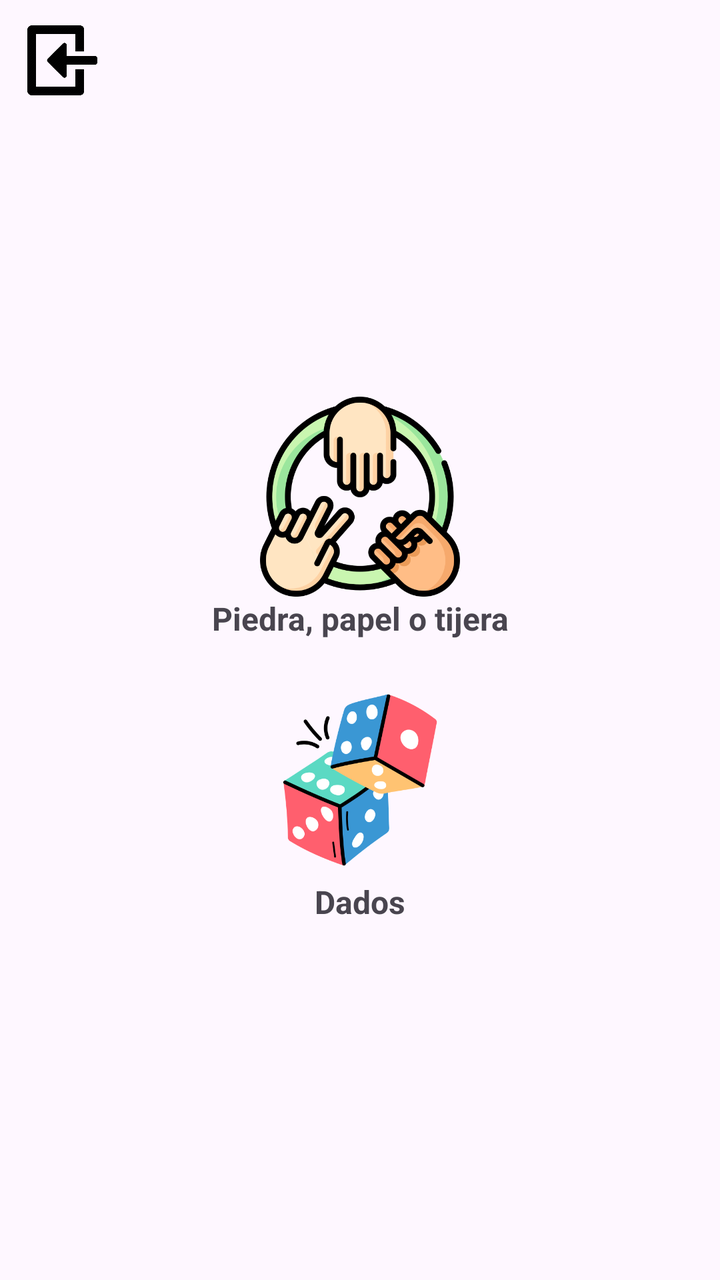
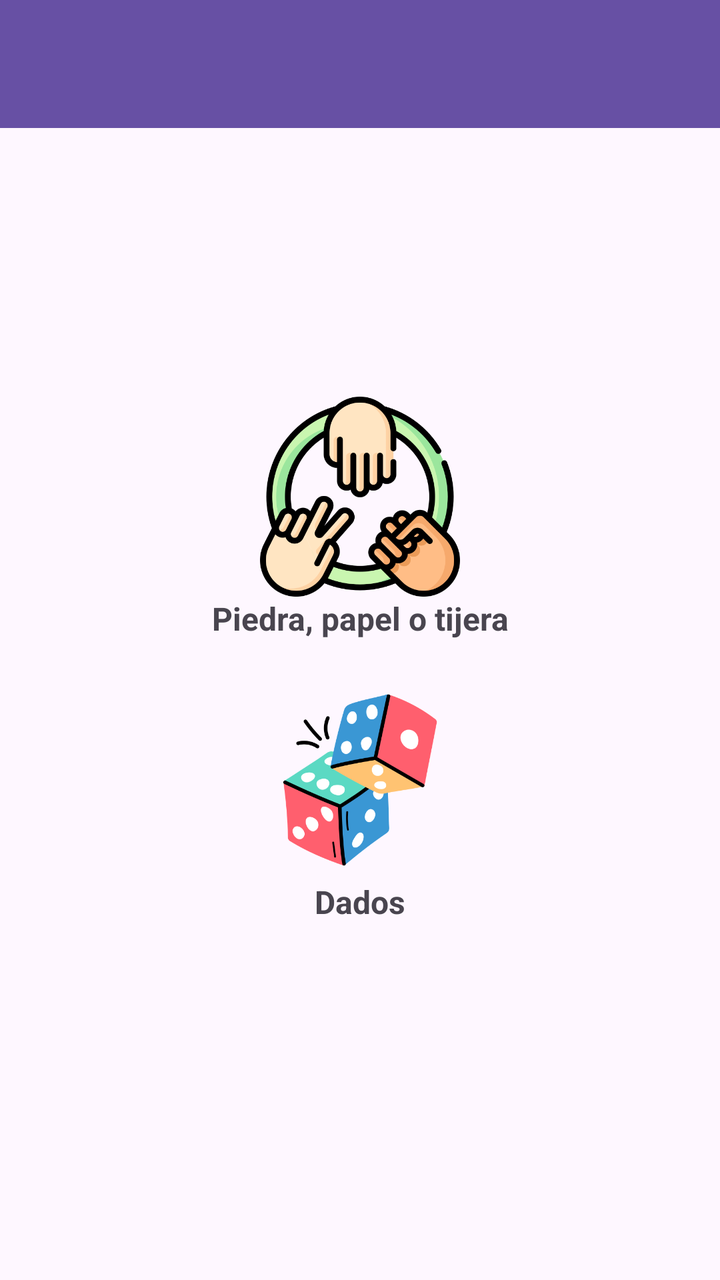

The first picture is an Android layout as it rendered before a commit; the second is the same layout after the commit. The layout source and the unified diff follow.
<!-- AndroidManifest.xml: application theme Theme.PracticaAndroid -->
<!-- res/layout/activity_juegos.xml -->
<?xml version="1.0" encoding="utf-8"?>
<androidx.constraintlayout.widget.ConstraintLayout xmlns:android="http://schemas.android.com/apk/res/android"
    xmlns:app="http://schemas.android.com/apk/res-auto"
    android:id="@+id/main"
    android:layout_width="match_parent"
    android:layout_height="match_parent">

    <ImageView
        android:id="@+id/atras"
        android:layout_width="35dp"
        android:layout_height="35dp"
        app:layout_constraintBottom_toBottomOf="parent"
        app:layout_constraintEnd_toEndOf="parent"
        app:layout_constraintHorizontal_bias="0.042"
        app:layout_constraintStart_toStartOf="parent"
        app:layout_constraintTop_toTopOf="parent"
        app:layout_constraintVertical_bias="0.021"
        app:srcCompat="@drawable/atras" />

    <LinearLayout
        android:layout_width="match_parent"
        android:layout_height="match_parent"
        android:orientation="vertical"
        android:gravity="center">

        <ImageView
            android:id="@+id/irJuegoPPT"
            android:layout_width="100dp"
            android:layout_height="100dp"
            android:layout_marginTop="20dp"
            android:src="@drawable/juego_piedra_papel_tijera" />

        <TextView
            android:id="@+id/txtJuegoPPT"
            android:layout_width="match_parent"
            android:layout_height="wrap_content"
            android:text="Piedra, papel o tijera"
            android:textAlignment="center"
            android:textSize="16sp"
            android:textStyle="bold" />

        <ImageView
            android:id="@+id/irJuegoDado"
            android:layout_width="100dp"
            android:layout_height="100dp"
            android:layout_marginTop="20dp"
            android:src="@drawable/juego_dado"/>

        <TextView
            android:id="@+id/txtJuegoDados"
            android:layout_width="match_parent"
            android:layout_height="wrap_content"
            android:text="Dados"
            android:textAlignment="center"
            android:textSize="16sp"
            android:textStyle="bold" />

    </LinearLayout>

</androidx.constraintlayout.widget.ConstraintLayout>
<!-- resources referenced by this layout -->
<resources>
  <!-- drawable atras: png bitmap (drawable, 29389 bytes) -->
  <!-- drawable juego_dado: png bitmap (drawable, 37621 bytes) -->
  <!-- drawable juego_piedra_papel_tijera: png bitmap (drawable, 59192 bytes) -->
  <style name="Theme.PracticaAndroid" parent="Base.Theme.PracticaAndroid" />
  <style name="Base.Theme.PracticaAndroid" parent="Theme.Material3.DayNight.NoActionBar">
          
          
      </style>
</resources>

<!-- the commit's change to res/layout/activity_juegos.xml (unified diff, before → after) -->
@@ -5,17 +5,16 @@
     android:layout_width="match_parent"
     android:layout_height="match_parent">
 
-    <ImageView
-        android:id="@+id/atras"
-        android:layout_width="35dp"
-        android:layout_height="35dp"
-        app:layout_constraintBottom_toBottomOf="parent"
+    <androidx.appcompat.widget.Toolbar
+        android:id="@+id/toolbarJuegos"
+        android:layout_width="match_parent"
+        android:layout_height="wrap_content"
+        android:background="?attr/colorPrimary"
+        android:minHeight="?attr/actionBarSize"
+        android:theme="?attr/actionBarTheme"
         app:layout_constraintEnd_toEndOf="parent"
-        app:layout_constraintHorizontal_bias="0.042"
         app:layout_constraintStart_toStartOf="parent"
-        app:layout_constraintTop_toTopOf="parent"
-        app:layout_constraintVertical_bias="0.021"
-        app:srcCompat="@drawable/atras" />
+        app:layout_constraintTop_toTopOf="parent"/>
 
     <LinearLayout
         android:layout_width="match_parent"
<!-- resource entries referenced after the edit -->
@@ -1,6 +1,5 @@
 <!-- resources referenced by this layout -->
 <resources>
-  <!-- drawable atras: png bitmap (drawable, 29389 bytes) -->
   <!-- drawable juego_dado: png bitmap (drawable, 37621 bytes) -->
   <!-- drawable juego_piedra_papel_tijera: png bitmap (drawable, 59192 bytes) -->
   <style name="Theme.PracticaAndroid" parent="Base.Theme.PracticaAndroid" />
